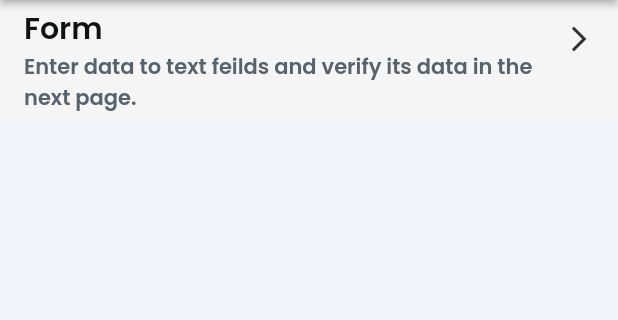
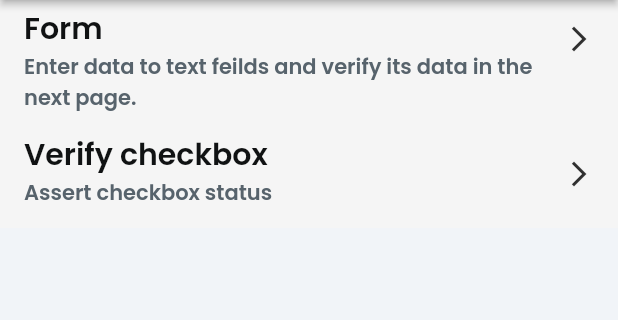
Before and after one commit to hariprasadms/automationtestapp, a Flutter app: the screen it shows after launch, on a phone screen of 412 x 824 dp, the part 84-404 px from its top. Run offline on Flutter 3.47's test engine with Material 2 defaults, Android fonts, the phone set to English and light mode, and no system bars; our stand-ins replace auto_size_text, easy_debounce, font_awesome_flutter, google_fonts, page_transition, shared_preferences and 1 more; missing offline and left inert: json_path.

Commit message:
verify checkbox added

```diff
--- a/lib/home_page/home_page_widget.dart
+++ b/lib/home_page/home_page_widget.dart
@@ -1,3 +1,4 @@
+import '../checkbox/checkbox_widget.dart';
 import '../flutter_flow/flutter_flow_theme.dart';
 import '../flutter_flow/flutter_flow_util.dart';
 import '../form/form_widget.dart';
@@ -73,6 +74,36 @@ class _HomePageWidgetState extends State<HomePageWidget> {
                   dense: false,
                 ),
               ),
+              InkWell(
+                onTap: () async {
+                  await Navigator.push(
+                    context,
+                    MaterialPageRoute(
+                      builder: (context) => CheckboxWidget(),
+                    ),
+                  );
+                },
+                child: ListTile(
+                  title: Text(
+                    'Verify checkbox',
+                    style: FlutterFlowTheme.of(context).title3,
+                  ),
+                  subtitle: Text(
+                    'Assert checkbox status',
+                    style: FlutterFlowTheme.of(context).subtitle2.override(
+                          fontFamily: 'Poppins',
+                          fontSize: 14,
+                        ),
+                  ),
+                  trailing: Icon(
+                    Icons.arrow_forward_ios,
+                    color: Color(0xFF303030),
+                    size: 20,
+                  ),
+                  tileColor: Color(0xFFF5F5F5),
+                  dense: false,
+                ),
+              ),
             ],
           ),
         ),
--- a/lib/index.dart
+++ b/lib/index.dart
@@ -2,3 +2,4 @@
 export 'home_page/home_page_widget.dart' show HomePageWidget;
 export 'form/form_widget.dart' show FormWidget;
 export 'fromdetails/fromdetails_widget.dart' show FromdetailsWidget;
+export 'checkbox/checkbox_widget.dart' show CheckboxWidget;
--- a/pubspec.yaml
+++ b/pubspec.yaml
@@ -15,7 +15,7 @@ publish_to: 'none' # Remove this line if you wish to publish to pub.dev
 # In iOS, build-name is used as CFBundleShortVersionString while build-number used as CFBundleVersion.
 # Read more about iOS versioning at
 # https://developer.apple.com/library/archive/documentation/General/Reference/InfoPlistKeyReference/Articles/CoreFoundationKeys.html
-version: 1.0.0+1
+version: 1.0.0+2
 
 environment:
   sdk: ">=2.12.0 <3.0.0"
```
Also changed, not shown: lib/checkbox/checkbox_widget.dart (added, +88 -0 lines), lib/flutter_flow/custom_functions.dart (added, +13 -0 lines).
